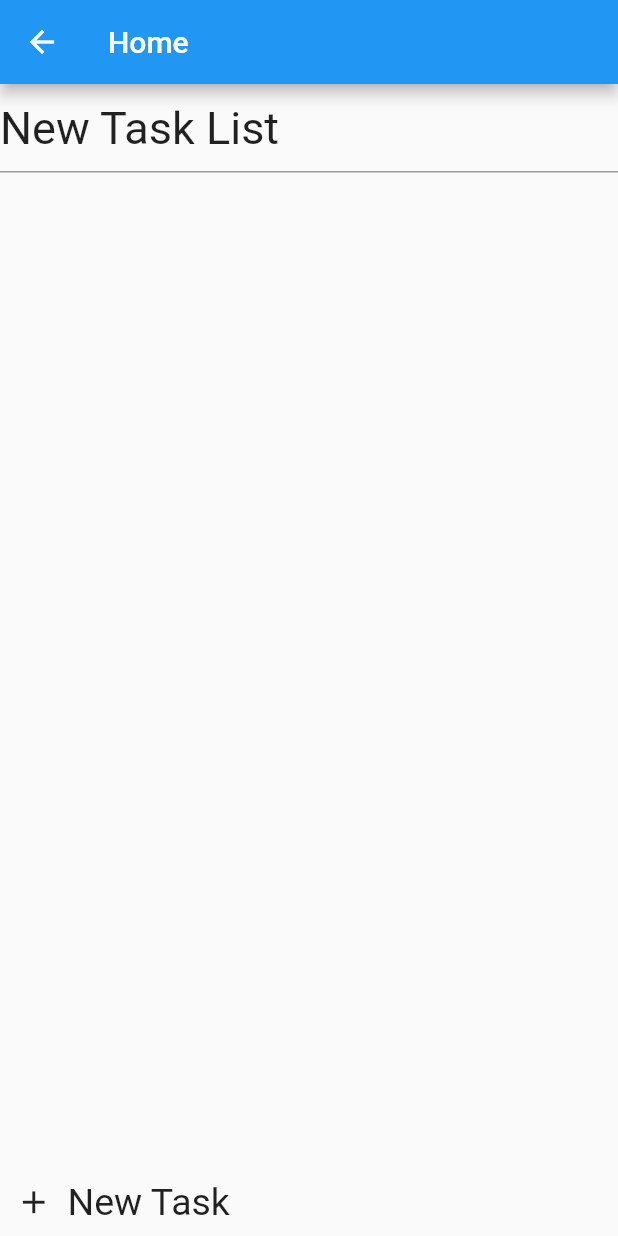
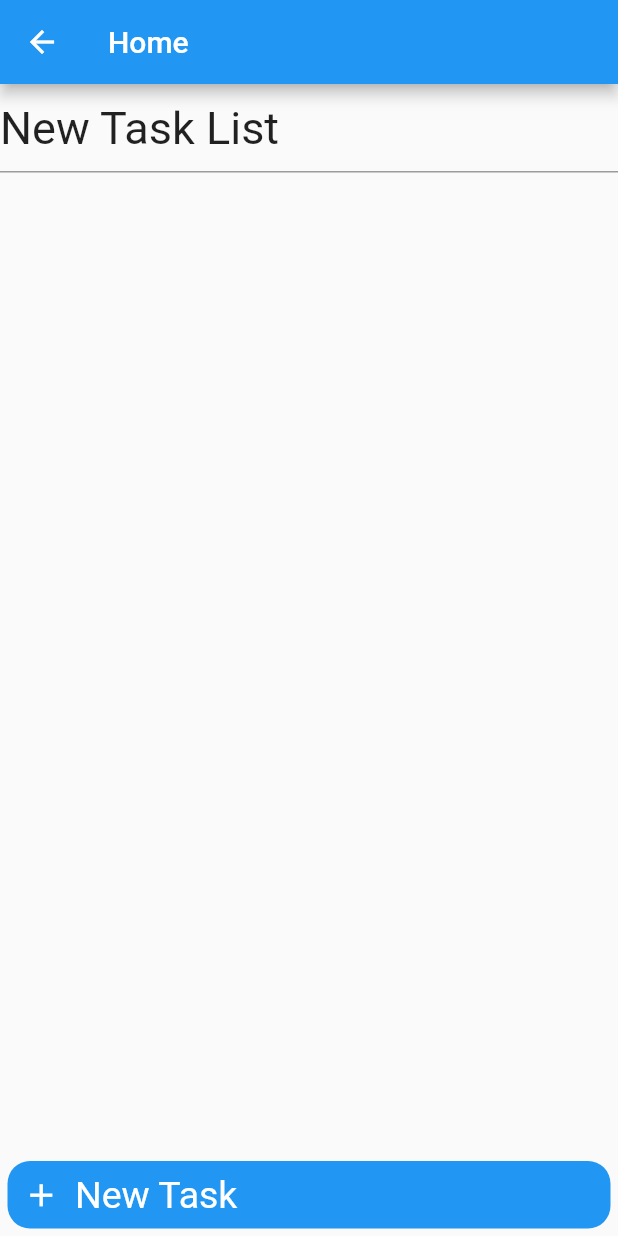
Before and after one commit to hedwig100/todo_app, a Flutter app: the screen it shows after launch, after a tap on "New List", on a phone screen of 412 x 824 dp. Run offline on Flutter 3.47's test engine with Material 2 defaults, Android fonts, the phone set to English and light mode, and no system bars.

Commit message:
[update] new-list button is updated

```diff
--- a/lib/main.dart
+++ b/lib/main.dart
@@ -122,11 +122,16 @@ class _MyTodoAppState extends State<MyTodoApp> {
             ),
             InkWell(
               onTap: () => _addTaskList(context),
-              child: Row(
-                children: [
-                  Container(child: const Icon(Icons.add,size: 25),padding: const EdgeInsets.all(10)),
-                  const Text("New List",style: TextStyle(fontSize: 25))
-                ],
+              child: Container(
+                child: Row(children: [
+                  Container(child: const Icon(Icons.add,size: 25,color: Colors.white),padding: const EdgeInsets.all(10.0)),
+                  const Text("New List",style: TextStyle(fontSize: 25,color: Colors.white))
+                ]),
+                margin: const EdgeInsets.all(5.0),
+                decoration: BoxDecoration(
+                  color: Colors.blue,
+                  borderRadius: BorderRadius.circular(15)
+                ),
               )
             )
           ],
--- a/lib/task_list.dart
+++ b/lib/task_list.dart
@@ -139,11 +139,16 @@ class _TaskListState extends State<TaskList> {
             )),
             InkWell(
               onTap: ()=>_addTask(context),
-              child: Row(
-                children: [
-                  Container(child: const Icon(Icons.add,size: 25),padding: const EdgeInsets.all(10)),
-                  const Text("New Task",style: TextStyle(fontSize: 25))
-                ],
+              child: Container(
+                child: Row(children: [
+                  Container(child: const Icon(Icons.add,size: 25,color: Colors.white),padding: const EdgeInsets.all(10.0)),
+                  const Text("New Task",style: TextStyle(fontSize: 25,color: Colors.white))
+                ]),
+                margin: const EdgeInsets.all(5.0),
+                decoration: BoxDecoration(
+                  color: Colors.blue,
+                  borderRadius: BorderRadius.circular(15)
+                ),
               )
             )
           ],
```
